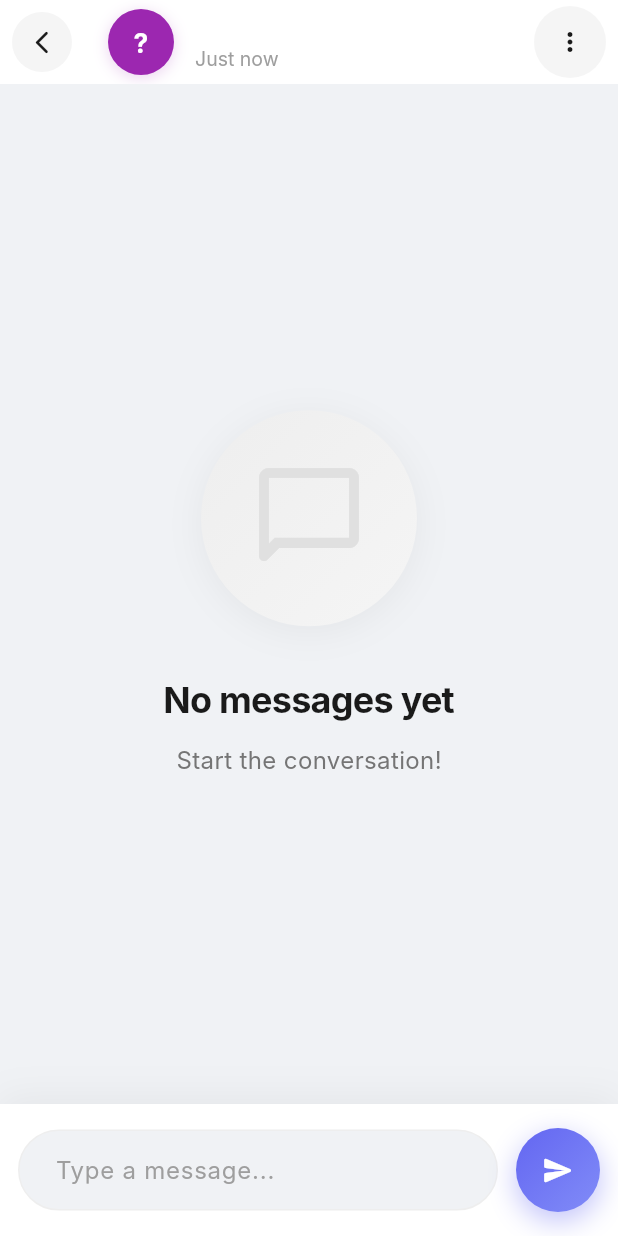
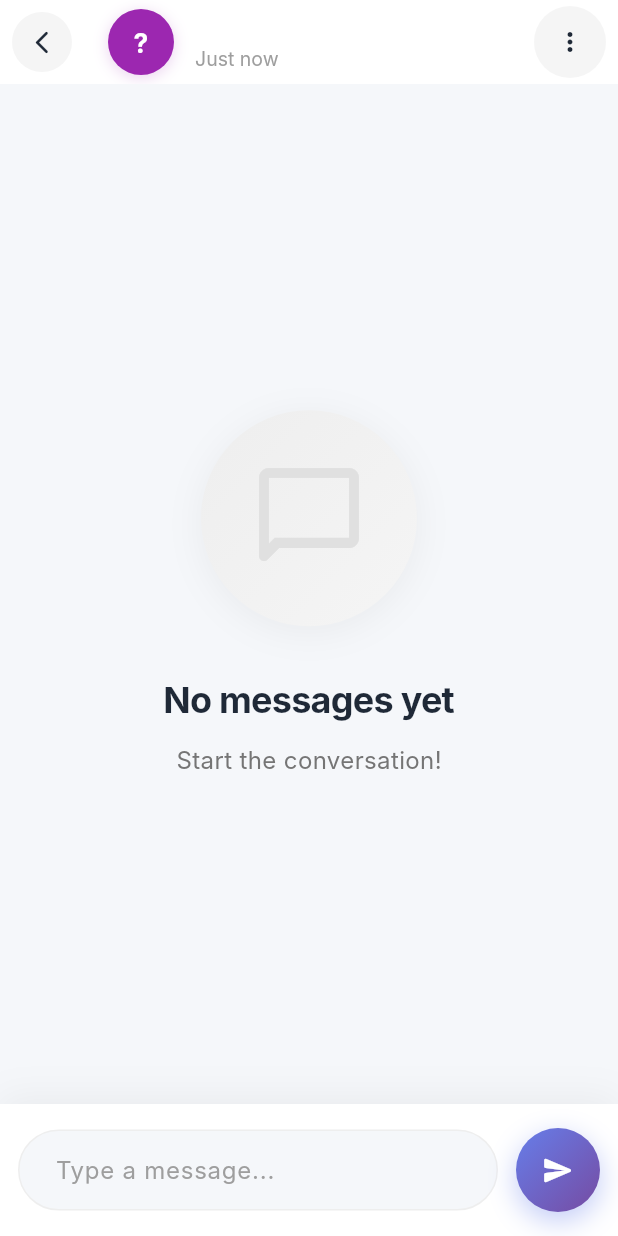
Before and after one commit to utsavhingar22/chat-application, a Flutter app: the ChatScreen screen opened directly with empty values, on a phone screen of 412 x 824 dp. Run offline on Flutter 3.47's test engine with Material 3 defaults, Android fonts, the phone set to English and light mode, and no system bars; Roboto replaces fonts that are missing (Inter).

Commit message:
Chat Screen UI Fixes

```diff
--- a/lib/views/chat_screen.dart
+++ b/lib/views/chat_screen.dart
@@ -132,7 +132,7 @@ class _ChatScreenState extends State<ChatScreen> {
                     decoration: BoxDecoration(
                       gradient: isSender
                           ? const LinearGradient(
-                              colors: [Color(0xFF6366F1), Color(0xFF818CF8)],
+                              colors: [Color(0xFF667EEA), Color(0xFF764BA2)],
                               begin: Alignment.topLeft,
                               end: Alignment.bottomRight,
                             )
@@ -157,7 +157,7 @@ class _ChatScreenState extends State<ChatScreen> {
                       child: SelectableText(
                         message.text,
                         style: TextStyle(
-                          color: isSender ? Colors.white : const Color(0xFF1A1A1A),
+                          color: isSender ? Colors.white : const Color(0xFF1F2937),
                           fontSize: 16,
                           height: 1.5,
                           letterSpacing: -0.2,
@@ -187,7 +187,7 @@ class _ChatScreenState extends State<ChatScreen> {
                   shape: BoxShape.circle,
                   boxShadow: [
                     BoxShadow(
-                      color: const Color(0xFF6366F1).withOpacity(0.2),
+                      color: const Color(0xFF667EEA).withOpacity(0.2),
                       blurRadius: 8,
                       offset: const Offset(0, 2),
                     ),
@@ -211,7 +211,7 @@ class _ChatScreenState extends State<ChatScreen> {
     final messages = widget.messageController.getMessagesForUser(widget.user.id);
 
     return Scaffold(
-      backgroundColor: const Color(0xFFF0F2F5),
+      backgroundColor: const Color(0xFFF5F7FA),
       appBar: AppBar(
         elevation: 0,
         backgroundColor: Colors.white,
@@ -226,7 +226,7 @@ class _ChatScreenState extends State<ChatScreen> {
             shape: BoxShape.circle,
           ),
           child: IconButton(
-            icon: const Icon(Icons.arrow_back_ios_new_rounded, color: Color(0xFF1A1A1A), size: 18),
+            icon: const Icon(Icons.arrow_back_ios_new_rounded, color: Color(0xFF1F2937), size: 18),
             onPressed: () {
               HapticFeedback.lightImpact();
               Navigator.pop(context);
@@ -287,7 +287,7 @@ class _ChatScreenState extends State<ChatScreen> {
                     style: const TextStyle(
                       fontSize: 17,
                       fontWeight: FontWeight.w600,
-                      color: Color(0xFF1A1A1A),
+                      color: Color(0xFF1F2937),
                       letterSpacing: -0.3,
                     ),
                   ),
@@ -315,7 +315,7 @@ class _ChatScreenState extends State<ChatScreen> {
               shape: BoxShape.circle,
             ),
             child: IconButton(
-              icon: const Icon(Icons.more_vert_rounded, color: Color(0xFF1A1A1A), size: 20),
+              icon: const Icon(Icons.more_vert_rounded, color: Color(0xFF1F2937), size: 20),
               onPressed: () {
                 HapticFeedback.lightImpact();
               },
@@ -363,7 +363,7 @@ class _ChatScreenState extends State<ChatScreen> {
                           style: TextStyle(
                             fontSize: 24,
                             fontWeight: FontWeight.bold,
-                            color: Color(0xFF1A1A1A),
+                            color: Color(0xFF1F2937),
                             letterSpacing: -0.5,
                           ),
                         ),
@@ -388,7 +388,7 @@ class _ChatScreenState extends State<ChatScreen> {
                           padding: EdgeInsets.all(16),
                           child: Center(
                             child: CircularProgressIndicator(
-                              valueColor: AlwaysStoppedAnimation<Color>(Color(0xFF6366F1)),
+                              valueColor: AlwaysStoppedAnimation<Color>(Color(0xFF667EEA)),
                             ),
                           ),
                         );
@@ -416,7 +416,7 @@ class _ChatScreenState extends State<ChatScreen> {
                   Expanded(
                     child: Container(
                       decoration: BoxDecoration(
-                        color: const Color(0xFFF0F2F5),
+                        color: const Color(0xFFF5F7FA),
                         borderRadius: BorderRadius.circular(28),
                         border: Border.all(color: Colors.grey[200]!),
                       ),
@@ -437,10 +437,10 @@ class _ChatScreenState extends State<ChatScreen> {
                         maxLines: null,
                         textInputAction: TextInputAction.send,
                         onSubmitted: (_) => _sendMessage(),
-                        style: const TextStyle(
-                          fontSize: 16,
-                          color: Color(0xFF1A1A1A),
-                        ),
+                          style: const TextStyle(
+                            fontSize: 16,
+                            color: Color(0xFF1F2937),
+                          ),
                       ),
                     ),
                   ),
@@ -448,14 +448,14 @@ class _ChatScreenState extends State<ChatScreen> {
                   Container(
                     decoration: BoxDecoration(
                       gradient: const LinearGradient(
-                        colors: [Color(0xFF6366F1), Color(0xFF818CF8)],
+                        colors: [Color(0xFF667EEA), Color(0xFF764BA2)],
                         begin: Alignment.topLeft,
                         end: Alignment.bottomRight,
                       ),
                       shape: BoxShape.circle,
                       boxShadow: [
                         BoxShadow(
-                          color: const Color(0xFF6366F1).withOpacity(0.4),
+                          color: const Color(0xFF667EEA).withOpacity(0.4),
                           blurRadius: 16,
                           offset: const Offset(0, 6),
                         ),
```
Also changed, not shown: lib/views/chat_history_tab.dart (+8 -8 lines), lib/views/home_screen.dart (+10 -6 lines).
